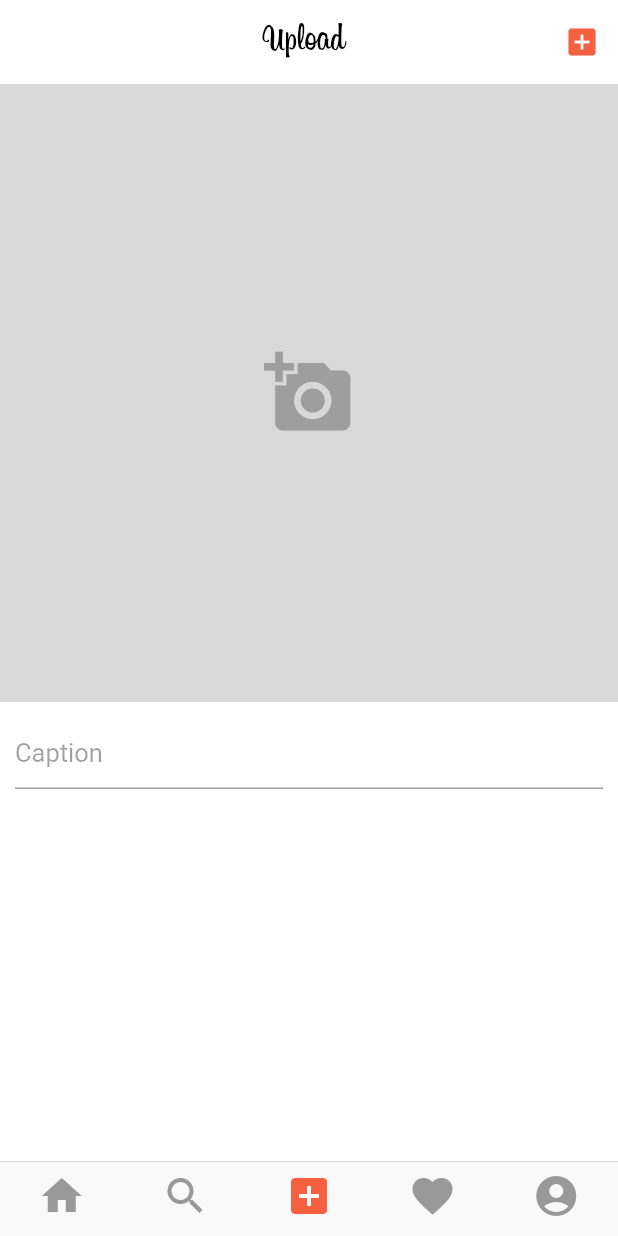
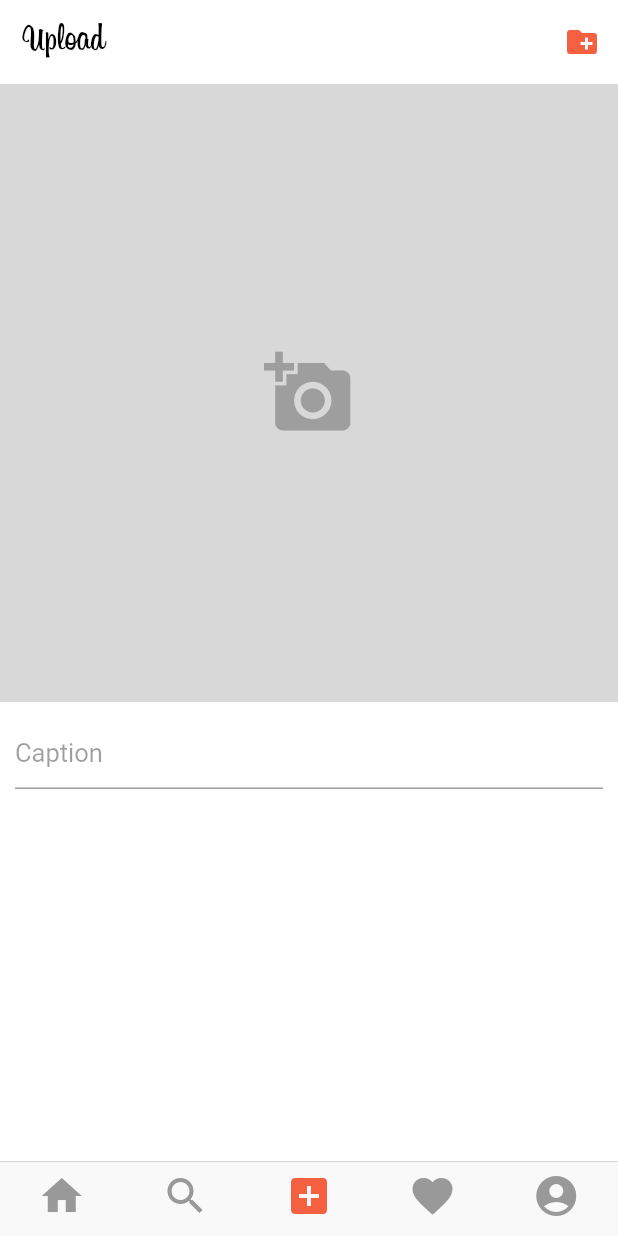
Before and after one commit to AtabekovnaM/flutter_myinsta2, a Flutter app: the screen it shows once a user with an empty profile is signed in, item 2 of the bottom bar chosen, after a tap on the "add box" icon, on a phone screen of 412 x 824 dp. Run offline on Flutter 3.47's test engine with Material 2 defaults, Android fonts, the phone set to English and light mode, and no system bars; our stand-ins replace cached_network_image, cloud_firestore, firebase_auth, firebase_storage, flutter_icons, fluttertoast and 2 more; accounts and stored records are empty; network calls fail.

Commit message:
My first commit

```diff
--- a/lib/model/post_model.dart
+++ b/lib/model/post_model.dart
@@ -1,6 +1,35 @@
-class Post  {
-  final String postImage;
-  final String caption;
+class Post {
+  String uid;
+  String fullname;
+  String img_user;
+  String id;
+  String img_post;
+  String caption;
+  String date;
+  bool liked = false;
 
-  Post({this.caption,this.postImage});
+  bool mine = false;
+
+  Post({this.img_post, this.caption});
+
+  Post.fromJson(Map<String, dynamic> json)
+      : uid = json['uid'],
+        fullname = json['fullname'],
+        img_user = json['img_user'],
+        img_post = json['img_post'],
+        id = json['id'],
+        caption = json['caption'],
+        date = json['date'],
+        liked = json['liked'];
+
+  Map<String, dynamic> toJson() => {
+    'uid': uid,
+    'fullname': fullname,
+    'img_user': img_user,
+    'id': id,
+    'img_post': img_post,
+    'caption': caption,
+    'date': date,
+    'liked': liked,
+  };
 }
--- a/lib/pages/my_feed_page.dart
+++ b/lib/pages/my_feed_page.dart
@@ -2,6 +2,7 @@ import 'package:cached_network_image/cached_network_image.dart';
 import 'package:flutter/material.dart';
 import 'package:flutter_icons/flutter_icons.dart';
 import 'package:flutter_myinsta2/model/post_model.dart';
+import 'package:flutter_myinsta2/services/data_service.dart';
 
 class MyFeedPage extends StatefulWidget {
   PageController pageController;
@@ -12,15 +13,30 @@ class MyFeedPage extends StatefulWidget {
 
 class _MyFeedPageState extends State<MyFeedPage> {
   List<Post> items = new List();
-  String post_img1 = "https://firebasestorage.googleapis.com/v0/b/koreanguideway.appspot.com/o/develop%2Fpost.png?alt=media&token=f0b1ba56-4bf4-4df2-9f43-6b8665cdc964";
-  String post_img2 = "https://firebasestorage.googleapis.com/v0/b/koreanguideway.appspot.com/o/develop%2Fpost2.png?alt=media&token=ac0c131a-4e9e-40c0-a75a-88e586b28b72";
+  bool isLoading = false;
+
+
+  void _apiLoadFeeds(){
+    setState(() {
+      isLoading = true;
+    });
+    DataService.loadFeeds().then((value) => {
+      _resLoadFeeds(value),
+    });
+  }
+
+  void _resLoadFeeds(List<Post> posts) {
+    setState(() {
+      items = posts;
+      isLoading = false;
+    });
+  }
 
   @override
   void initState(){
     //  TODO: implement initState
     super.initState();
-    items.add(Post(postImage: post_img1,caption: "Discover more great images on our sponsor's site"));
-    items.add(Post(postImage: post_img2,caption: "Discover more great images on our sponsor's site"));
+    _apiLoadFeeds();
   }
 
   @override
@@ -39,7 +55,7 @@ class _MyFeedPageState extends State<MyFeedPage> {
         ),
         actions: [
           IconButton(
-              icon: Icon(Icons.camera_alt,color: Colors.black,),
+              icon: Icon(Icons.camera_alt,color: Color.fromRGBO(245,96,64,1),),
               onPressed: (){
                 widget.pageController.animateToPage(2,
                     duration: Duration(milliseconds: 200), curve: Curves.easeIn);
@@ -83,13 +99,13 @@ class _MyFeedPageState extends State<MyFeedPage> {
                         crossAxisAlignment: CrossAxisAlignment.start,
                         children: [
                           Text(
-                            "Username",
+                            post.fullname,
                             style: TextStyle(
                                 fontWeight: FontWeight.bold, color: Colors.black
                             ),
                           ),
                           Text(
-                            "February 2, 2020",
+                            post.date,
                             style: TextStyle(
                                 fontWeight: FontWeight.normal
                             ),
@@ -108,9 +124,12 @@ class _MyFeedPageState extends State<MyFeedPage> {
           //#Image
           // Image.network(post.postImage,fit: BoxFit.cover,),
           CachedNetworkImage(
-            imageUrl: post.postImage,
-            placeholder: (context,url) => CircularProgressIndicator(),
+            width: MediaQuery.of(context).size.width,
+            height: MediaQuery.of(context).size.width,
+            imageUrl: post.img_post,
+            placeholder: (context,url) => Center(child: CircularProgressIndicator(),),
             errorWidget: (context, url, error) => Icon(Icons.error),
+            fit: BoxFit.cover,
           ),
           //#Likeshare
           Row(
@@ -123,7 +142,7 @@ class _MyFeedPageState extends State<MyFeedPage> {
                       onPressed: null
                   ),
                   IconButton(
-                      icon: Icon(FontAwesome.send),
+                      icon: Icon(Icons.share),
                       onPressed: null
                   ),
                 ],
--- a/lib/pages/my_likes_page.dart
+++ b/lib/pages/my_likes_page.dart
@@ -17,8 +17,8 @@ class _MyLikesPageState extends State<MyLikesPage> {
   void initState(){
     //  TODO: implement initState
     super.initState();
-    items.add(Post(postImage: post_img1,caption: "Discover more great images on our sponsor's site"));
-    items.add(Post(postImage: post_img2,caption: "Discover more great images on our sponsor's site"));
+    items.add(Post(img_post: post_img1,caption: "Discover more great images on our sponsor's site"));
+    items.add(Post(img_post: post_img2,caption: "Discover more great images on our sponsor's site"));
   }
 
   @override
@@ -97,7 +97,7 @@ class _MyLikesPageState extends State<MyLikesPage> {
           //#Image
           // Image.network(post.postImage,fit: BoxFit.cover,),
           CachedNetworkImage(
-            imageUrl: post.postImage,
+            imageUrl: post.img_post,
             placeholder: (context,url) => CircularProgressIndicator(),
             errorWidget: (context, url, error) => Icon(Icons.error),
           ),
--- a/lib/pages/my_profile_page.dart
+++ b/lib/pages/my_profile_page.dart
@@ -21,20 +21,16 @@ class _MyProfilePageState extends State<MyProfilePage> {
   List<Post> items = new List();
   int axisCount = 1;
   String fullname = "", email = "", img_url = "";
-  String post_img1 = "https://firebasestorage.googleapis.com/v0/b/koreanguideway.appspot.com/o/develop%2Fpost.png?alt=media&token=f0b1ba56-4bf4-4df2-9f43-6b8665cdc964";
-  String post_img2 = "https://firebasestorage.googleapis.com/v0/b/koreanguideway.appspot.com/o/develop%2Fpost2.png?alt=media&token=ac0c131a-4e9e-40c0-a75a-88e586b28b72";
+  int count_posts = 0;
+
+
 
   @override
   void initState(){
     //  TODO: implement initState
     super.initState();
-    items.add(Post(postImage: post_img1,caption: "Discover more great images on our sponsor's site"));
-    items.add(Post(postImage: post_img2,caption: "Discover more great images on our sponsor's site"));
-    items.add(Post(postImage: post_img1,caption: "Discover more great images on our sponsor's site"));
-    items.add(Post(postImage: post_img2,caption: "Discover more great images on our sponsor's site"));
-    items.add(Post(postImage: post_img1,caption: "Discover more great images on our sponsor's site"));
-    items.add(Post(postImage: post_img2,caption: "Discover more great images on our sponsor's site"));
     _apiLoadUser();
+    _apiLoadPosts();
   }
 
   _imgFromGallery() async {
@@ -117,6 +113,7 @@ class _MyProfilePageState extends State<MyProfilePage> {
       _showUserInfo(value),
     });
   }
+
   void _showUserInfo(User user) {
     setState(() {
       isLoading = false;
@@ -125,6 +122,20 @@ class _MyProfilePageState extends State<MyProfilePage> {
       this.img_url = user.img_url;
     });
   }
+
+  void _apiLoadPosts() {
+    DataService.loadPosts().then((value) => {
+      _resLoadPosts(value),
+    });
+  }
+
+  void _resLoadPosts(List<Post> posts) {
+    setState(() {
+      items = posts;
+      count_posts = items.length;
+    });
+  }
+
 
   @override
   Widget build(BuildContext context) {
@@ -143,7 +154,7 @@ class _MyProfilePageState extends State<MyProfilePage> {
         actions: [
           IconButton(
               icon: Icon(Icons.exit_to_app,),
-              color: Colors.black87,
+              color: Color.fromRGBO(245,96,64,1),
               onPressed: (){
                 AuthService.signOutUser(context);
               }
@@ -222,7 +233,7 @@ class _MyProfilePageState extends State<MyProfilePage> {
                           child: Column(
                             mainAxisAlignment: MainAxisAlignment.center,
                             children: [
-                              Text("675".toUpperCase(),style: TextStyle(color: Colors.black,fontSize: 16,fontWeight: FontWeight.bold),),
+                              Text(count_posts.toString(),style: TextStyle(color: Colors.black,fontSize: 16,fontWeight: FontWeight.bold),),
                               SizedBox(height: 3,),
                               Text("POSTS",style: TextStyle(color: Colors.black54,fontSize: 14,fontWeight: FontWeight.normal),),
                             ],
@@ -270,7 +281,7 @@ class _MyProfilePageState extends State<MyProfilePage> {
                                 axisCount = 1;
                               });
                             },
-                            icon: Icon(Icons.list),
+                            icon: Icon(Icons.list,color: Color.fromRGBO(245,96,64,1),),
                           ),
                         ),
                       ),
@@ -282,7 +293,7 @@ class _MyProfilePageState extends State<MyProfilePage> {
                                 axisCount = 2;
                               });
                             },
-                            icon: Icon(Icons.grid_on),
+                            icon: Icon(Icons.grid_on,color: Color.fromRGBO(245,96,64,1),),
                           ),
                         ),
                       ),
@@ -321,8 +332,8 @@ class _MyProfilePageState extends State<MyProfilePage> {
           Expanded(
               child:  CachedNetworkImage(
                 width: double.infinity,
-                imageUrl: post.postImage,
-                placeholder: (context, url) => CircularProgressIndicator(),
+                imageUrl: post.img_post,
+                placeholder: (context, url) => Center(child: CircularProgressIndicator(),),
                 errorWidget: (context, url,error) => Icon(Icons.error),
                 fit: BoxFit.cover,
               )
--- a/lib/pages/my_upload_page.dart
+++ b/lib/pages/my_upload_page.dart
@@ -1,23 +1,28 @@
 import 'dart:io';
 
 import 'package:flutter/material.dart';
+import 'package:flutter_myinsta2/model/post_model.dart';
+import 'package:flutter_myinsta2/services/data_service.dart';
+import 'package:flutter_myinsta2/services/file_service.dart';
 import 'package:image_picker/image_picker.dart';
 
 class MyUploadPage extends StatefulWidget {
   PageController pageController;
+
   MyUploadPage({this.pageController});
+
   @override
   _MyUploadPageState createState() => _MyUploadPageState();
 }
 
 class _MyUploadPageState extends State<MyUploadPage> {
+  bool isLoading = false;
   var captionController = TextEditingController();
   File _image;
 
   _imgFromGallery() async {
-    File image = await  ImagePicker.pickImage(
-        source: ImageSource.gallery, imageQuality: 50
-    );
+    File image = await ImagePicker.pickImage(
+        source: ImageSource.gallery, imageQuality: 50);
 
     setState(() {
       _image = image;
@@ -44,14 +49,14 @@ class _MyUploadPageState extends State<MyUploadPage> {
                 children: <Widget>[
                   new ListTile(
                       leading: new Icon(Icons.photo_library),
-                      title: new Text('Photo Library'),
+                      title: new Text('Pick Photo'),
                       onTap: () {
                         _imgFromGallery();
                         Navigator.of(context).pop();
                       }),
                   new ListTile(
                     leading: new Icon(Icons.photo_camera),
-                    title: new Text('Camera'),
+                    title: new Text('Take Photo'),
                     onTap: () {
                       _imgFromCamera();
                       Navigator.of(context).pop();
@@ -65,11 +70,47 @@ class _MyUploadPageState extends State<MyUploadPage> {
     );
   }
 
-  _uploadNewPost(){
+  _uploadNewPost() {
     String caption = captionController.text.toString().trim();
-    if(caption.isEmpty) return;
-    if(_image == null ) return;
+    if (caption.isEmpty) return;
+    if (_image == null) return;
+    _apiPostImage();
   }
+
+  void  _apiPostImage(){
+    setState(() {
+      isLoading = true;
+    });
+    FileService.uploadPostImage(_image).then((downloadUrl) => {
+      _resPostImage(downloadUrl),
+    });
+  }
+
+  void _resPostImage(String downloadUrl){
+    String caption = captionController.text.toString().trim();
+    Post post = new Post(caption: caption,img_post: downloadUrl);
+    _apiStorePost(post);
+  }
+
+  void _apiStorePost(Post post) async{
+    // Post to posts
+    Post posted = await DataService.storePost(post);
+    // Post to feeds
+    DataService.storeFeed(posted).then((value) => {
+      _moveToFeed(),
+    });
+  }
+
+  void _moveToFeed(){
+    setState(() {
+      isLoading = false;
+    });
+    captionController.text = "";
+    _image = null;
+    widget.pageController.animateToPage(0,
+        duration: Duration(milliseconds: 200), curve: Curves.easeIn);
+  }
+
   @override
   Widget build(BuildContext context) {
     return Scaffold(
@@ -77,49 +118,55 @@ class _MyUploadPageState extends State<MyUploadPage> {
       appBar: AppBar(
         backgroundColor: Colors.white,
         elevation: 0,
-        title: Container(
-          margin: EdgeInsets.only(left: 160),
-          child: Text(
+        title: Text(
           "Upload",
           style: TextStyle(
-                color: Colors.black,
-                fontFamily: "Billabong",
-                fontSize: 25
-            ),
-          ),
+              color: Colors.black, fontFamily: 'Billabong', fontSize: 25),
         ),
         actions: [
           IconButton(
-              icon: Icon(Icons.add_box,color: Color.fromRGBO(245,96,64,1),),
-              onPressed: (){
-                widget.pageController.animateToPage(0,
-                    duration: Duration(milliseconds: 200), curve: Curves.easeIn);
-              }
-          )
+            onPressed: () {
+              _uploadNewPost();
+            },
+            icon: Icon(
+              Icons.create_new_folder,
+              color: Color.fromRGBO(245,96,64,1),
+            ),
+          ),
         ],
       ),
-      body: SingleChildScrollView(
+      body: Stack(
+        children: [
+
+          SingleChildScrollView(
             child: Container(
               height: MediaQuery.of(context).size.height,
               child: Column(
                 children: [
                   GestureDetector(
-                onTap: (){
+                    onTap: () {
                       _showPicker(context);
                     },
                     child: Container(
                       width: double.infinity,
                       height: MediaQuery.of(context).size.width,
                       color: Colors.grey.withOpacity(0.4),
-                    child: _image == null ? Center(
+                      child: _image == null
+                          ? Center(
                         child: Icon(
                           Icons.add_a_photo,
                           size: 60,
                           color: Colors.grey,
                         ),
-                    ): Stack(
+                      )
+                          : Stack(
                         children: [
-                        Image.file(_image,width: double.infinity,height: double.infinity,fit: BoxFit.cover,),
+                          Image.file(
+                            _image,
+                            width: double.infinity,
+                            height: double.infinity,
+                            fit: BoxFit.cover,
+                          ),
                           Container(
                             width: double.infinity,
                             color: Colors.black12,
@@ -128,37 +175,48 @@ class _MyUploadPageState extends State<MyUploadPage> {
                               crossAxisAlignment: CrossAxisAlignment.end,
                               children: [
                                 IconButton(
-                                  icon: Icon(Icons.remove_circle_outline,color: Colors.white,),
                                   onPressed: (){
+                                    setState(() {
                                       _image = null;
-                                  }
-                              )
+                                    });
+                                  },
+                                  icon: Icon(Icons.remove_circle_outline),
+                                  color: Colors.white,
+                                ),
                               ],
                             ),
-                        )
+                          ),
                         ],
-
-                    )
+                      ),
                     ),
                   ),
                   Container(
-                margin: EdgeInsets.only(left: 10,right: 10,top: 10),
+                    margin: EdgeInsets.only(left: 10, right: 10, top: 10),
                     child: TextField(
                       controller: captionController,
                       style: TextStyle(color: Colors.black),
                       keyboardType: TextInputType.multiline,
                       minLines: 1,
+                      //Normal textInputField will be displayed
                       maxLines: 5,
                       decoration: InputDecoration(
                         hintText: "Caption",
-                      hintStyle: TextStyle(fontSize: 17.0, color: Colors.black38)
+                        hintStyle: TextStyle(fontSize: 17.0, color: Colors.black38),
                       ),
                     ),
-              )
+                  ),
                 ],
               ),
             ),
           ),
+
+          isLoading
+              ? Center(
+            child: CircularProgressIndicator(),
+          )
+              : SizedBox.shrink(),
+        ],
+      ),
     );
   }
 }
--- a/lib/services/data_service.dart
+++ b/lib/services/data_service.dart
@@ -1,11 +1,15 @@
 import 'package:cloud_firestore/cloud_firestore.dart';
+import 'package:flutter_myinsta2/model/post_model.dart';
 import 'package:flutter_myinsta2/model/user_model.dart';
 import 'package:flutter_myinsta2/services/prefs_service.dart';
+import 'package:flutter_myinsta2/services/utils_service.dart';
 
 class DataService {
   static final _firestore = Firestore.instance;
 
   static String folder_users = "users";
+  static String folder_posts = "posts";
+  static String folder_feeds = "feeds";
 
   // User Related
 
@@ -41,4 +45,51 @@ class DataService {
     });
     return users;
   }
+  // Post Related
+
+  static Future<Post> storePost(Post post) async {
+    User me = await loadUser();
+    post.uid = me.uid;
+    post.fullname = me.fullname;
+    post.img_user = me.img_url;
+    post.date = Utils.currentDate();
+
+    String postId = _firestore.collection(folder_users).document(me.uid).collection(folder_posts).document().documentID;
+    post.id = postId;
+
+    await _firestore.collection(folder_users).document(me.uid).collection(folder_posts).document(postId).setData(post.toJson());
+    return post;
+  }
+
+  static Future<Post> storeFeed(Post post) async {
+    String uid = await Prefs.loadUserId();
+
+    await _firestore.collection(folder_users).document(uid).collection(folder_feeds).document(post.id).setData(post.toJson());
+    return post;
+  }
+
+  static Future<List<Post>> loadFeeds() async {
+    List<Post> posts = new List();
+    String uid = await Prefs.loadUserId();
+    var querySnapshot = await _firestore.collection(folder_users).document(uid).collection(folder_feeds).getDocuments();
+
+    querySnapshot.documents.forEach((result) {
+      Post post = Post.fromJson(result.data);
+      if(post.uid == uid) post.mine = true;
+      posts.add(post);
+    });
+    return posts;
+  }
+
+  static Future<List<Post>> loadPosts() async {
+    List<Post> posts = new List();
+    String uid = await Prefs.loadUserId();
+
+    var querySnapshot = await _firestore.collection(folder_users).document(uid).collection(folder_posts).getDocuments();
+
+    querySnapshot.documents.forEach((result) {
+      posts.add(Post.fromJson(result.data));
+    });
+    return posts;
+  }
 }
```
Lines whose indentation alone changed are shown as unchanged.
